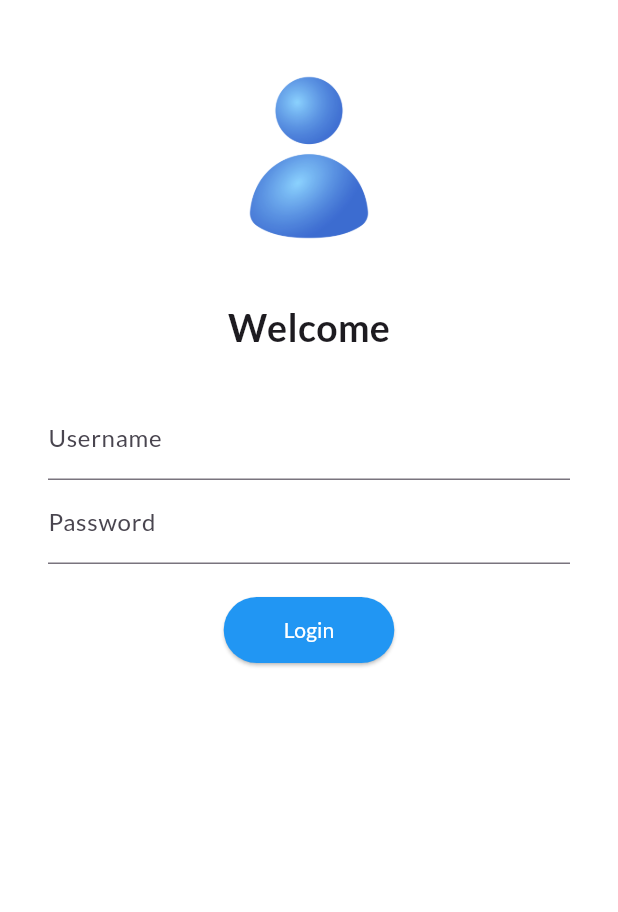
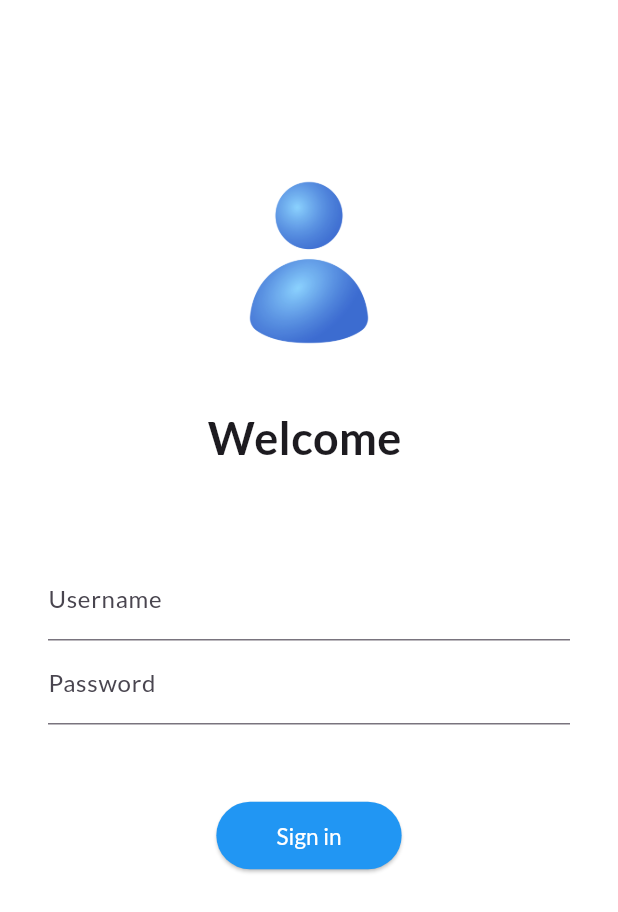
Before and after one commit to Muhammad-Daniyal-Waseem/catalogApp, a Flutter app: the screen it shows after launch, on a phone screen of 412 x 824 dp. Shown: the top 912 px of the screen. Run offline on Flutter 3.47's test engine with Material 3 defaults, Android fonts, the phone set to English and light mode, and no system bars; our stand-ins replace google_fonts.

Commit message:
login page statefull and create statis routes class

```diff
--- a/catalogapp/lib/main.dart
+++ b/catalogapp/lib/main.dart
@@ -2,6 +2,7 @@
 import 'package:catalogapp/pages/login.dart';
 import 'package:flutter/material.dart';
 import 'package:google_fonts/google_fonts.dart';
+import 'routes.dart';
 
 void main() {
   runApp(const MyApp());
@@ -13,13 +14,14 @@
   @override
   Widget build(BuildContext context) {
     return MaterialApp(
+        debugShowCheckedModeBanner: false,
         theme: ThemeData(
           fontFamily: GoogleFonts.lato().fontFamily,
         ),
-        initialRoute: "/login",
+        initialRoute: Routes.loginRoute,
         routes: {
-          "/home": (context) => Home(),
-          "/login": (context) => Login(),
+          Routes.homeRoute: (context) => Home(),
+          Routes.loginRoute: (context) => Login(),
         });
   }
 }
--- a/catalogapp/lib/pages/login.dart
+++ b/catalogapp/lib/pages/login.dart
@@ -1,17 +1,25 @@
 import 'package:flutter/material.dart';
+import 'package:catalogapp/routes.dart';
 
-class Login extends StatelessWidget {
+class Login extends StatefulWidget {
   const Login({super.key});
 
+  @override
+  State<Login> createState() => _LoginState();
+}
+
+class _LoginState extends State<Login> {
+  String name = "";
   @override
   Widget build(BuildContext context) {
     return Material(
       color: Colors.white,
+      child: SingleChildScrollView(
         child: Column(
           children: [
             Padding(
               padding: const EdgeInsets.only(
-                top: 30.0), // Adjust the padding as needed
+                  top: 100.0), // Adjust the padding as needed
               child: Image.asset(
                 "assets/images/person.jpg",
                 height: 150,
@@ -21,28 +29,34 @@
             SizedBox(
               height: 20,
             ),
-          Text("Welcome",
+            Text("Welcome $name",
                 style: TextStyle(
-                fontSize: 25,
+                  fontSize: 30,
                   fontWeight: FontWeight.bold,
                 )),
             SizedBox(
-            height: 20,
+              height: 50,
             ),
             Padding(
-            padding: const EdgeInsets.symmetric(vertical: 8.0, horizontal: 32),
+              padding:
+                  const EdgeInsets.symmetric(vertical: 8.0, horizontal: 32),
               child: Column(
                 children: [
                   TextFormField(
                     decoration: InputDecoration(
-                        hintText: "Enter username", labelText: "Username")),
+                        hintText: "Enter username", labelText: "Username"),
+                    onChanged: (value) {
+                      name = value;
+                      setState(() {});
+                    },
+                  ),
                   TextFormField(
                     obscureText: true,
                     decoration: InputDecoration(
                         hintText: "Enter password", labelText: "Password"),
                   ),
                   SizedBox(
-                  height: 20,
+                    height: 50,
                   ),
                   ElevatedButton(
                     style: ElevatedButton.styleFrom(
@@ -53,11 +67,11 @@
                       ),
                     ),
                     child: const Text(
-                    "Login",
-                    style: TextStyle(color: Colors.white),
+                      "Sign in",
+                      style: TextStyle(color: Colors.white, fontSize: 15),
                     ),
                     onPressed: () {
-                    print("Login button clicked!");
+                      Navigator.pushNamed(context, Routes.homeRoute);
                     },
                   ),
                 ],
@@ -65,6 +79,7 @@
             )
           ],
         ),
+      ),
     );
   }
 }
--- /dev/null
+++ b/catalogapp/lib/routes.dart
@@ -0,0 +1,4 @@
+class Routes {
+  static String loginRoute = "/login";
+  static String homeRoute = "/home";
+}
```
Lines whose indentation alone changed are shown as unchanged.
